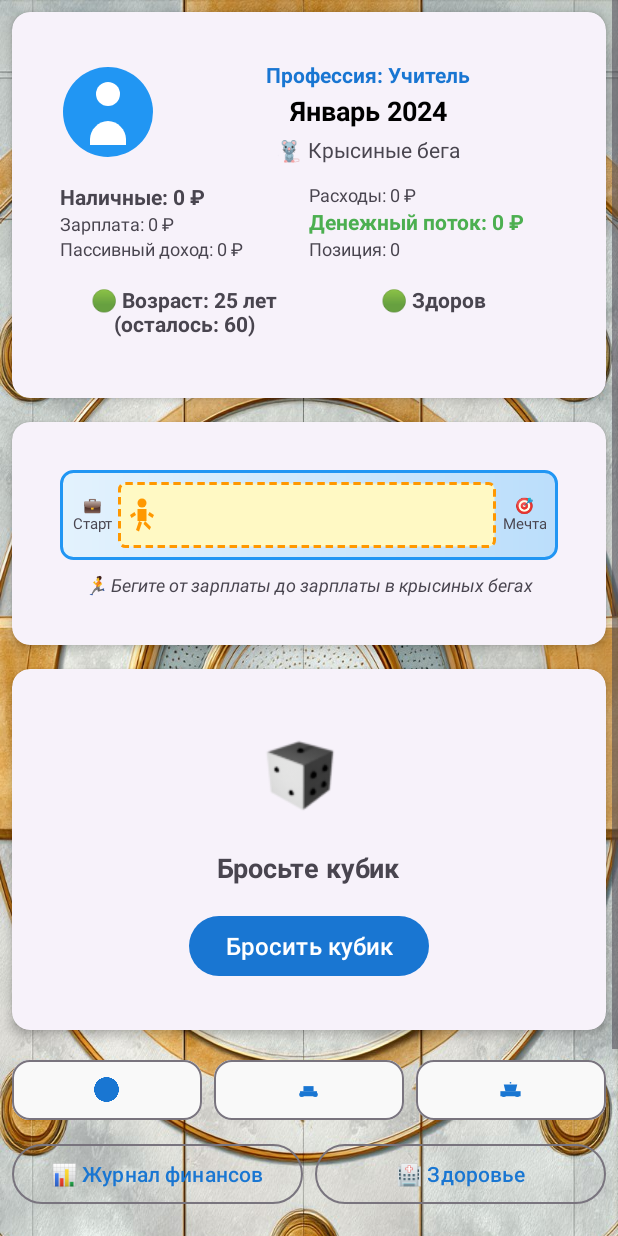
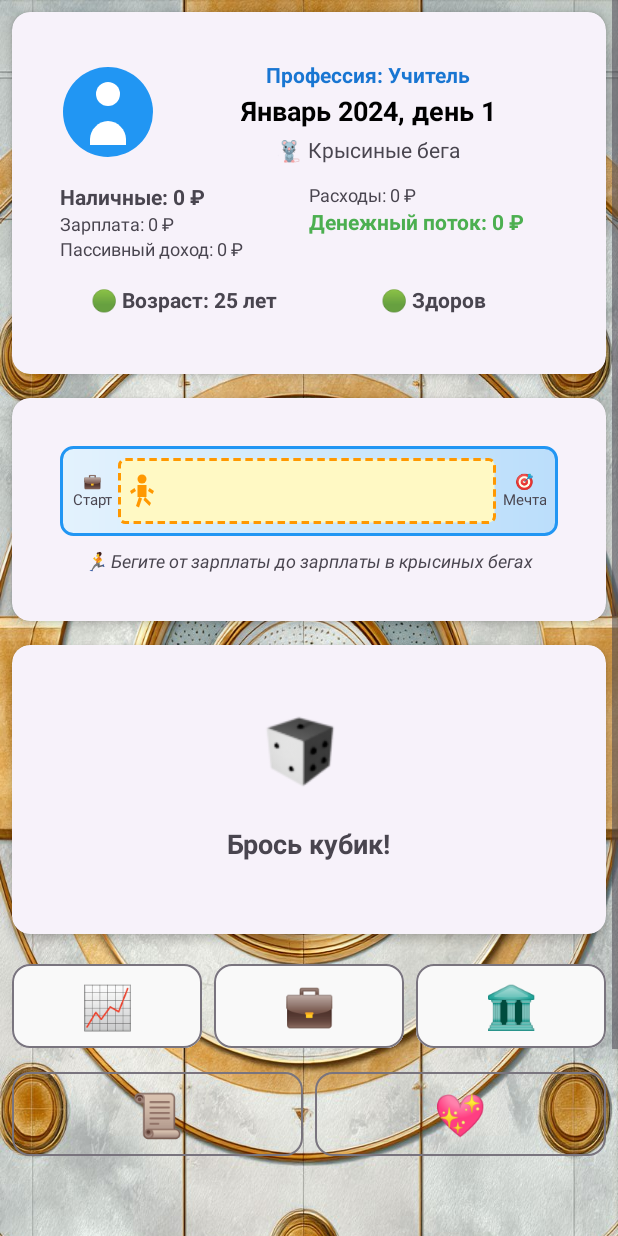
Before and after one commit to RobotAvi/MoneyGame, an Android app: the GameActivity screen opened directly, with no data from a screen before it, on a phone screen of 412 x 824 dp. Run offline under Robolectric (Android 15) with nearby library versions, the phone set to English and light mode, and no system bars; 1 statement that could not run was skipped.

Commit message:
Enhance GameActivity UI and functionality
- Added Toast messages for disabled buttons in GameActivity to inform users of their availability.
- Updated the layout to make the dice roll action more intuitive by changing the button to a clickable card.
- Introduced a variable to track the last dice value and updated the UI accordingly.
- Modified the display of current date and player status in the game interface.
- Adjusted the expenses display in ProfessionAdapter to include taxes and total expenses.

These changes improve user experience and provide clearer feedback during gameplay.

```diff
--- a/app/src/main/java/com/financialsuccess/game/adapters/ProfessionAdapter.kt
+++ b/app/src/main/java/com/financialsuccess/game/adapters/ProfessionAdapter.kt
@@ -24,7 +24,8 @@ class ProfessionAdapter(
             binding.tvProfessionName.text = profession.name
             binding.tvProfessionDescription.text = profession.description
             binding.tvSalary.text = "Зарплата: ${currencyFormat.format(profession.salary)}"
-            binding.tvExpenses.text = "Расходы: ${currencyFormat.format(profession.expenses)}"
+            val total = profession.expenses + profession.taxes
+            binding.tvExpenses.text = "Расходы: ${currencyFormat.format(profession.expenses)}  Налоги: ${currencyFormat.format(profession.taxes)}  Всего: ${currencyFormat.format(total)}"
             binding.tvEducation.text = "Образование: ${profession.education}"
 
             // Устанавливаем иконку профессии
--- a/app/src/main/java/com/financialsuccess/game/models/Player.kt
+++ b/app/src/main/java/com/financialsuccess/game/models/Player.kt
@@ -166,6 +166,7 @@ data class Player(
 
     // Логировать расход
     fun logExpense(category: FinancialCategory, amount: Int, description: String) {
+        cash -= amount
         addFinancialEntry(FinancialEntryType.EXPENSE, category, -amount, description)
     }
 
--- a/app/src/main/res/layout/activity_game.xml
+++ b/app/src/main/res/layout/activity_game.xml
@@ -62,7 +62,7 @@
                             android:id="@+id/tv_current_date"
                             android:layout_width="wrap_content"
                             android:layout_height="wrap_content"
-                            android:text="Январь 2024"
+                            android:text="Январь 2024, день 1"
                             android:textSize="18sp"
                             android:textStyle="bold"
                             android:textColor="@android:color/black" />
@@ -136,13 +136,6 @@
                             android:textStyle="bold"
                             android:textColor="@color/success_color" />
 
-                        <TextView
-                            android:id="@+id/tv_position"
-                            android:layout_width="wrap_content"
-                            android:layout_height="wrap_content"
-                            android:text="Позиция: 0"
-                            android:textSize="12sp" />
-
                     </LinearLayout>
 
                 </LinearLayout>
@@ -159,7 +152,7 @@
                         android:layout_width="0dp"
                         android:layout_height="wrap_content"
                         android:layout_weight="1"
-                        android:text="🟢 Возраст: 25 лет (осталось: 60)"
+                        android:text="🟢 Возраст: 25 лет"
                         android:textSize="14sp"
                         android:textStyle="bold"
                         android:gravity="center"
@@ -264,10 +257,14 @@
 
         <!-- Игровое поле (кубик и действия) -->
         <com.google.android.material.card.MaterialCardView
+            android:id="@+id/card_dice"
             android:layout_width="match_parent"
             android:layout_height="wrap_content"
             android:layout_margin="8dp"
-            app:cardElevation="4dp">
+            app:cardElevation="4dp"
+            android:clickable="true"
+            android:focusable="true"
+            android:foreground="?attr/selectableItemBackground">
 
             <LinearLayout
                 android:layout_width="match_parent"
@@ -288,18 +285,10 @@
                     android:id="@+id/tv_dice_value"
                     android:layout_width="wrap_content"
                     android:layout_height="wrap_content"
-                    android:text="Бросьте кубик"
+                    android:text="Брось кубик!"
                     android:textSize="18sp"
                     android:textStyle="bold"
                     android:layout_marginBottom="16dp" />
-
-                <com.google.android.material.button.MaterialButton
-                    android:id="@+id/btn_roll_dice"
-                    android:layout_width="wrap_content"
-                    android:layout_height="wrap_content"
-                    android:text="@string/roll_dice"
-                    android:textSize="16sp"
-                    style="@style/Widget.Material3.Button" />
 
             </LinearLayout>
 
@@ -321,13 +310,11 @@
                 <com.google.android.material.button.MaterialButton
                     android:id="@+id/btn_financial_statement"
                     android:layout_width="0dp"
-                    android:layout_height="wrap_content"
+                    android:layout_height="64dp"
                     android:layout_weight="1"
                     android:layout_marginEnd="4dp"
-                    app:icon="@drawable/ic_finance_logo"
-                    app:iconGravity="textStart"
-                    app:iconPadding="0dp"
-                    android:text=""
+                    android:text="📈"
+                    android:textSize="28sp"
                     style="@style/Widget.Material3.Button.OutlinedButton"
                     android:backgroundTint="#F9F9F9"
                     android:strokeColor="@color/primary_color"
@@ -337,14 +324,12 @@
                 <com.google.android.material.button.MaterialButton
                     android:id="@+id/btn_assets"
                     android:layout_width="0dp"
-                    android:layout_height="wrap_content"
+                    android:layout_height="64dp"
                     android:layout_weight="1"
                     android:layout_marginStart="4dp"
                     android:layout_marginEnd="4dp"
-                    app:icon="@drawable/ic_car"
-                    app:iconGravity="textStart"
-                    app:iconPadding="0dp"
-                    android:text=""
+                    android:text="💼"
+                    android:textSize="28sp"
                     style="@style/Widget.Material3.Button.OutlinedButton"
                     android:backgroundTint="#F9F9F9"
                     android:strokeColor="@color/primary_color"
@@ -354,13 +339,11 @@
                 <com.google.android.material.button.MaterialButton
                     android:id="@+id/btn_market"
                     android:layout_width="0dp"
-                    android:layout_height="wrap_content"
+                    android:layout_height="64dp"
                     android:layout_weight="1"
                     android:layout_marginStart="4dp"
-                    app:icon="@drawable/ic_luxury_car"
-                    app:iconGravity="textStart"
-                    app:iconPadding="0dp"
-                    android:text=""
+                    android:text="🏛️"
+                    android:textSize="28sp"
                     style="@style/Widget.Material3.Button.OutlinedButton"
                     android:backgroundTint="#F9F9F9"
                     android:strokeColor="@color/primary_color"
@@ -379,20 +362,26 @@
                 <com.google.android.material.button.MaterialButton
                     android:id="@+id/btn_financial_journal"
                     android:layout_width="0dp"
-                    android:layout_height="wrap_content"
+                    android:layout_height="64dp"
                     android:layout_weight="1"
                     android:layout_marginEnd="4dp"
-                    android:text="📊 Журнал финансов"
-                    style="@style/Widget.Material3.Button.OutlinedButton" />
+                    android:text="📜"
+                    android:textSize="28sp"
+                    style="@style/Widget.Material3.Button.OutlinedButton"
+                    app:strokeWidth="1dp"
+                    app:cornerRadius="12dp" />
 
                 <com.google.android.material.button.MaterialButton
                     android:id="@+id/btn_health_status"
                     android:layout_width="0dp"
-                    android:layout_height="wrap_content"
+                    android:layout_height="64dp"
                     android:layout_weight="1"
                     android:layout_marginStart="4dp"
-                    android:text="🏥 Здоровье"
-                    style="@style/Widget.Material3.Button.OutlinedButton" />
+                    android:text="💖"
+                    android:textSize="28sp"
+                    style="@style/Widget.Material3.Button.OutlinedButton"
+                    app:strokeWidth="1dp"
+                    app:cornerRadius="12dp" />
 
             </LinearLayout>
 
```
Also changed, not shown: app/src/main/java/com/financialsuccess/game/GameActivity.kt (+40 -6 lines).
